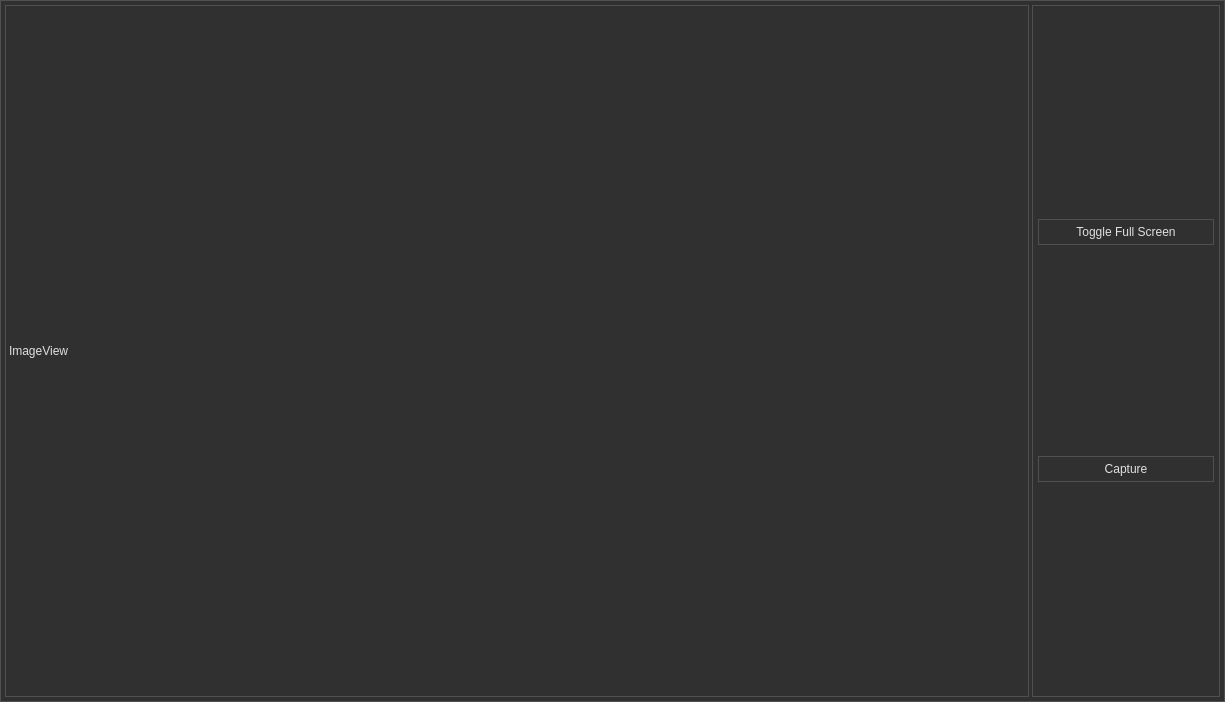
This is mainframe.ui in aleksey-ka/OpenAP-AstroPhotography as Qt 5 draws it before an edit. The edited form follows.
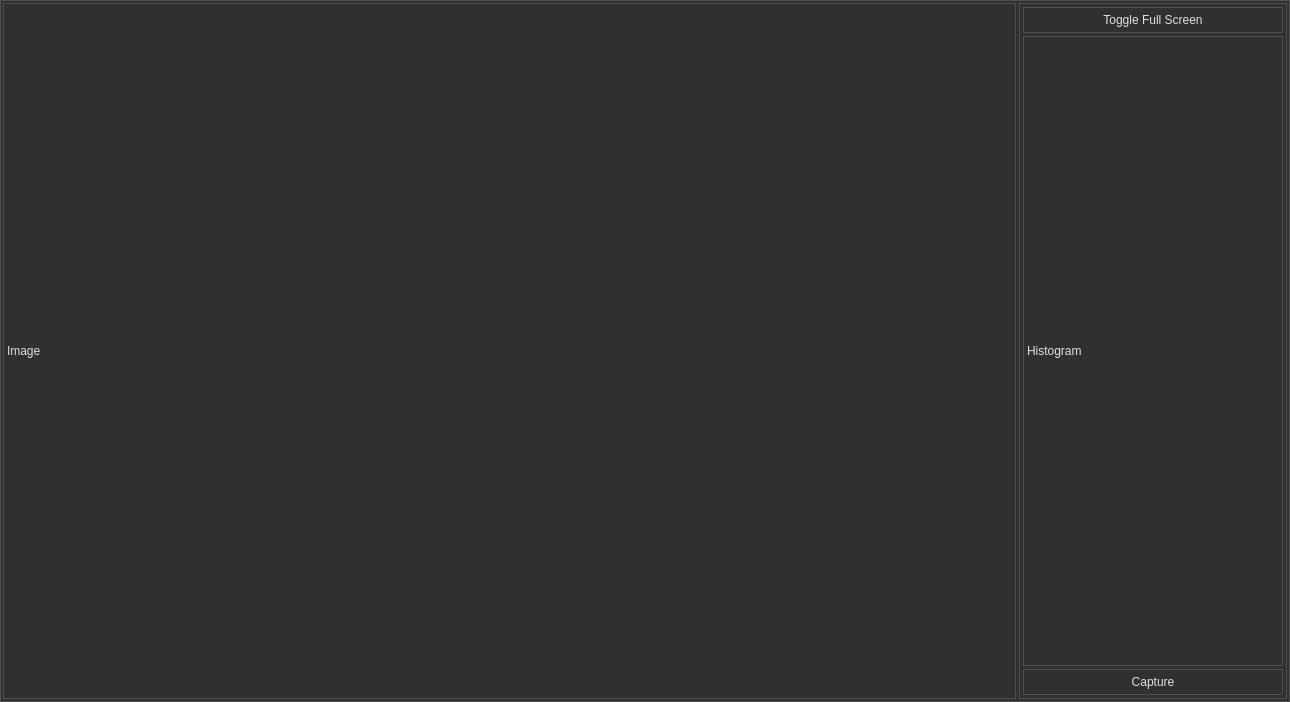
This is the edited form.

Commit message: Draw a histogram of the image + minor visual brushing up

What changed in the file:
```diff
--- a/mainframe.ui
+++ b/mainframe.ui
@@ -6,7 +6,7 @@
    <rect>
     <x>0</x>
     <y>0</y>
-    <width>1225</width>
+    <width>1290</width>
     <height>702</height>
    </rect>
   </property>
@@ -43,7 +43,7 @@
     <item>
      <widget class="QLabel" name="imageView">
       <property name="text">
-       <string>ImageView</string>
+       <string>Image</string>
       </property>
      </widget>
     </item>
@@ -51,13 +51,13 @@
      <widget class="QFrame" name="controlsPanel">
       <property name="minimumSize">
        <size>
-        <width>188</width>
+        <width>268</width>
         <height>0</height>
        </size>
       </property>
       <property name="maximumSize">
        <size>
-        <width>188</width>
+        <width>268</width>
         <height>16777215</height>
        </size>
       </property>
@@ -75,6 +75,13 @@
          </property>
         </widget>
        </item>
+       <item>
+        <widget class="QLabel" name="histogramView">
+         <property name="text">
+          <string>Histogram</string>
+         </property>
+        </widget>
+       </item>
        <item>
         <widget class="QPushButton" name="captureFrameButton">
          <property name="text">
@@ -88,7 +95,7 @@
    </layout>
   </widget>
  </widget>
- <layoutdefault spacing="3" margin="5"/>
+ <layoutdefault spacing="3" margin="3"/>
  <resources/>
  <connections/>
 </ui>
```
The commit also changes 2 other files.
